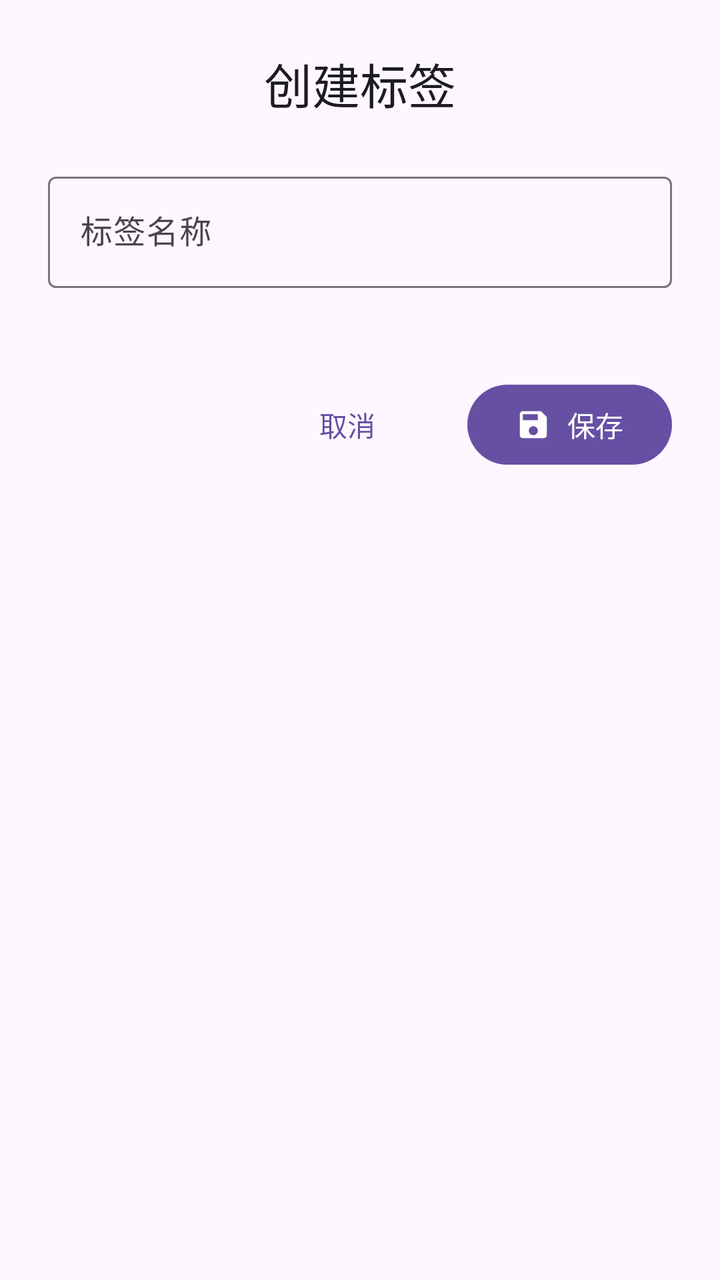
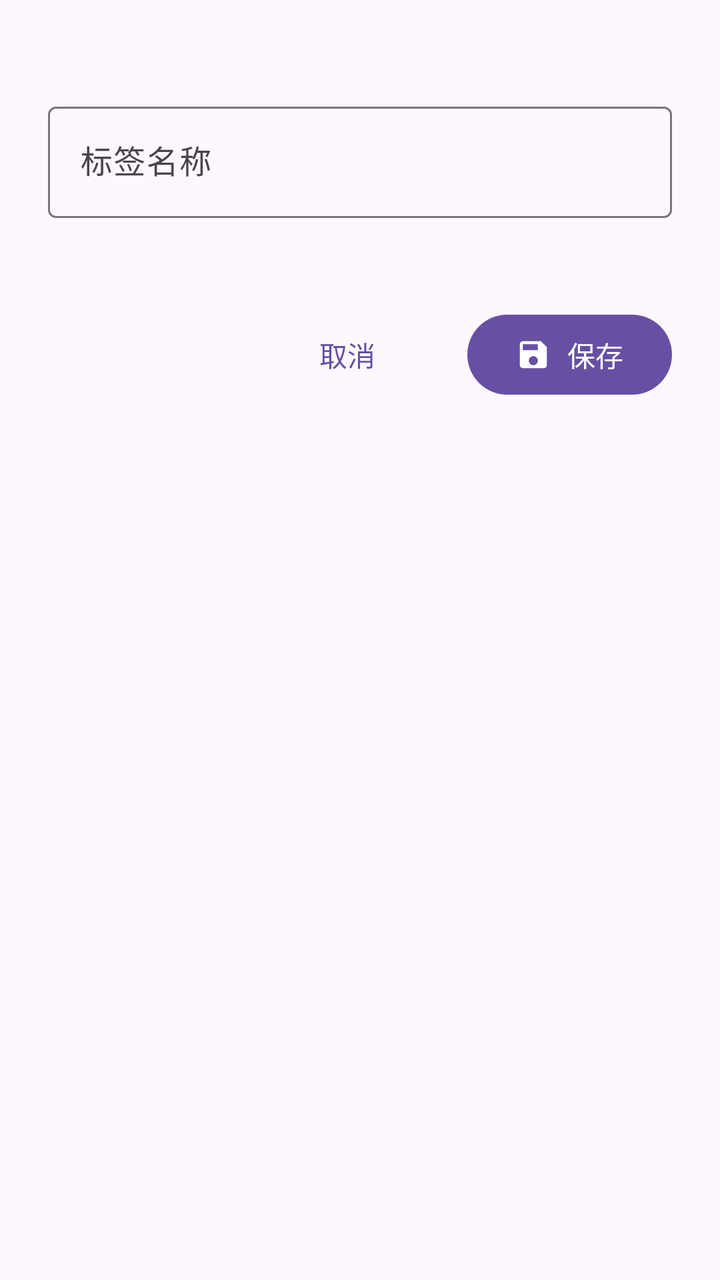

An Android layout rendered at two revisions. The XML below is the earlier revision; the diff shows what the commit changed to produce the second picture.
<!-- AndroidManifest.xml: application theme Theme.ToDo -->
<!-- res/layout/dialog_create_tag.xml -->
<?xml version="1.0" encoding="utf-8"?>
<LinearLayout xmlns:android="http://schemas.android.com/apk/res/android"
    xmlns:app="http://schemas.android.com/apk/res-auto"
    android:layout_width="match_parent"
    android:layout_height="wrap_content"
    android:orientation="vertical"
    android:padding="24dp">

    <TextView
        android:id="@+id/dialog_title"
        android:layout_width="match_parent"
        android:layout_height="wrap_content"
        android:text="创建标签"
        android:textAppearance="@style/TextAppearance.Material3.HeadlineSmall"
        android:textColor="@color/onSurface"
        android:gravity="center" />

    
    <com.google.android.material.textfield.TextInputLayout
        style="@style/Widget.Material3.TextInputLayout.OutlinedBox"
        android:layout_width="match_parent"
        android:layout_height="wrap_content"
        android:layout_marginTop="24dp"
        android:hint="标签名称"
        app:errorEnabled="true">

        <com.google.android.material.textfield.TextInputEditText
            android:id="@+id/editTextTagName"
            android:layout_width="match_parent"
            android:layout_height="wrap_content"
            android:maxLines="1"
            android:imeOptions="actionDone" />

    </com.google.android.material.textfield.TextInputLayout>

    
    <LinearLayout
        android:layout_width="match_parent"
        android:layout_height="wrap_content"
        android:layout_marginTop="24dp"
        android:orientation="horizontal"
        android:gravity="end">

        <com.google.android.material.button.MaterialButton
            android:id="@+id/buttonCancel"
            android:layout_width="wrap_content"
            android:layout_height="wrap_content"
            android:text="取消"
            style="@style/Widget.Material3.Button.TextButton" />

        <com.google.android.material.button.MaterialButton
            android:id="@+id/buttonSave"
            android:layout_width="wrap_content"
            android:layout_height="wrap_content"
            android:layout_marginStart="16dp"
            android:text="保存"
            app:icon="@drawable/ic_save" />

    </LinearLayout>

</LinearLayout>
<!-- resources referenced by this layout -->
<resources>
  <color name="onSurface">#1C1B1F</color>
  <!-- drawable ic_save (drawable) -->
  <vector xmlns:android="http://schemas.android.com/apk/res/android"
      android:width="24dp"
      android:height="24dp"
      android:viewportWidth="24"
      android:viewportHeight="24">
      <path
          android:fillColor="@color/icon_primary"
          android:pathData="M17,3H5C3.89,3 3,3.9 3,5V19C3,20.1 3.89,21 5,21H19C20.1,21 21,20.1 21,19V7L17,3ZM12,19C10.34,19 9,17.66 9,16C9,14.34 10.34,13 12,13C13.66,13 15,14.34 15,16C15,17.66 13.66,19 12,19ZM15,9H5V5H15V9Z"/>
  </vector>
  <style name="Theme.ToDo" parent="Base.Theme.ToDo" />
  <color name="icon_primary">#1C1B1F</color>
  <style name="Base.Theme.ToDo" parent="Theme.Material3.DayNight.NoActionBar">
          <item name="colorPrimary">@color/primary</item>
          <item name="colorOnPrimary">@color/onPrimary</item>
          <item name="colorPrimaryContainer">@color/primaryContainer</item>
          <item name="colorOnPrimaryContainer">@color/onPrimaryContainer</item>
          <item name="colorSecondary">@color/secondary</item>
          <item name="colorOnSecondary">@color/onSecondary</item>
          <item name="colorSecondaryContainer">@color/primaryContainer</item>
          <item name="colorOnSecondaryContainer">@color/onPrimaryContainer</item>
          <item name="android:statusBarColor" tools:targetApi="l">?attr/colorPrimary</item>
      </style>
  <color name="primary">#6750A4</color>
  <color name="onPrimary">#FFFFFF</color>
  <color name="primaryContainer">#EADDFF</color>
  <color name="onPrimaryContainer">#21005D</color>
  <color name="secondary">#625B71</color>
  <color name="onSecondary">#FFFFFF</color>
</resources>

<!-- the commit's change to res/layout/dialog_create_tag.xml (unified diff, before → after) -->
@@ -5,15 +5,6 @@
     android:layout_height="wrap_content"
     android:orientation="vertical"
     android:padding="24dp">
-
-    <TextView
-        android:id="@+id/dialog_title"
-        android:layout_width="match_parent"
-        android:layout_height="wrap_content"
-        android:text="创建标签"
-        android:textAppearance="@style/TextAppearance.Material3.HeadlineSmall"
-        android:textColor="@color/onSurface"
-        android:gravity="center" />
 
     
     <com.google.android.material.textfield.TextInputLayout
<!-- resource entries referenced after the edit -->
@@ -1,6 +1,5 @@
 <!-- resources referenced by this layout -->
 <resources>
-  <color name="onSurface">#1C1B1F</color>
   <!-- drawable ic_save (drawable) -->
   <vector xmlns:android="http://schemas.android.com/apk/res/android"
       android:width="24dp"
